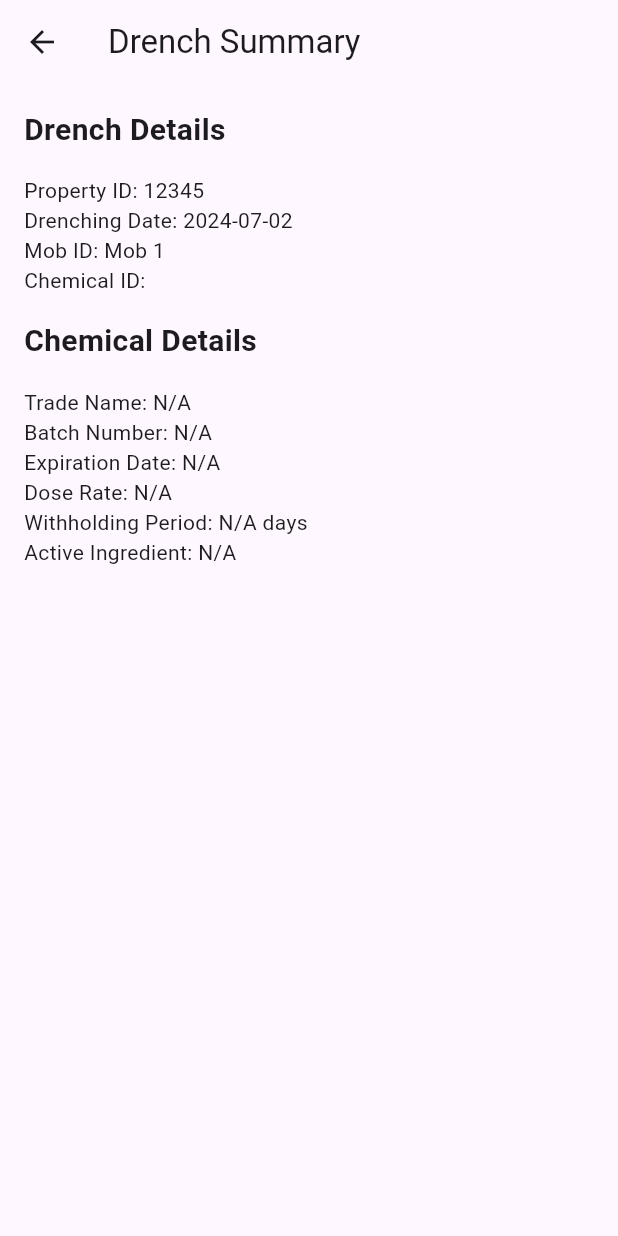
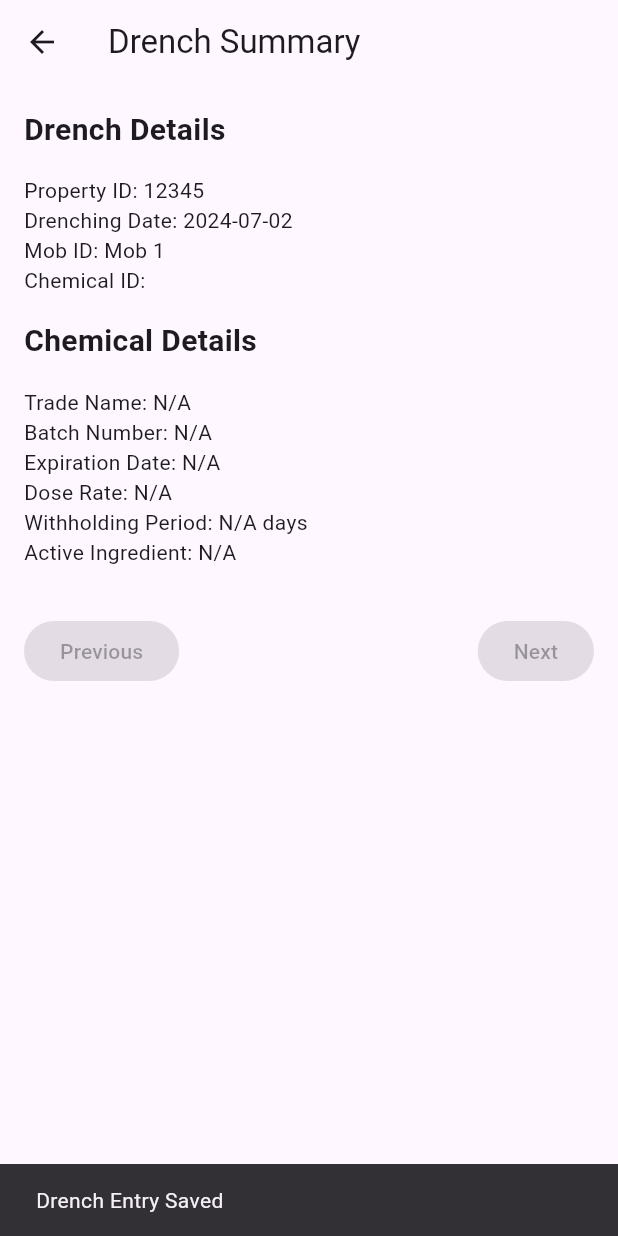
Before and after one commit to mn-nao-ren/drenchmate1017, a Flutter app: the DrenchEntryScreen screen opened by its route, after a tap on "ADD", on a phone screen of 412 x 824 dp. Run offline on Flutter 3.47's test engine with Material 3 defaults, Android fonts, the phone set to English and light mode, and no system bars; our stand-ins replace cloud_firestore, firebase_auth, firebase_core, google_fonts; accounts and stored records are empty.

Commit message:
2 July - updated drench records to firebase. added drench summary buttons

```diff
--- a/lib/presentation/screens/drench_entry_screen.dart
+++ b/lib/presentation/screens/drench_entry_screen.dart
@@ -1,6 +1,7 @@
 import 'package:flutter/material.dart';
 import 'package:provider/provider.dart';
 import 'package:drenchmate_2024/business_logic/models/chemical_provider.dart';
+import 'package:cloud_firestore/cloud_firestore.dart';
 import 'chemical_entry_screen.dart';
 import 'drench_summary_screen.dart';
 
@@ -40,6 +41,43 @@ class _DrenchEntryScreenState extends State<DrenchEntryScreen> {
       setState(() {
         _dateController.text = _formatDate(picked);
       });
+    }
+  }
+
+  Future<void> _saveDrenchDetails() async {
+    if (_formKey.currentState!.validate()) {
+      final drenchDetails = {
+        'PropertyID': _propertyIdController.text,
+        'DrenchingDate': _dateController.text,
+        'MobID': _selectedMobId,
+        'ChemicalID': _selectedChemical ?? '',
+      };
+
+      await FirebaseFirestore.instance.collection('drench_records').add(drenchDetails);
+
+      ScaffoldMessenger.of(context).showSnackBar(
+        const SnackBar(content: Text('Drench Entry Saved')),
+      );
+
+      final drenchEntries = await FirebaseFirestore.instance.collection('drench_records').get().then((snapshot) {
+        return snapshot.docs.map((doc) => doc.data() as Map<String, dynamic>).toList();
+      });
+
+      final currentIndex = drenchEntries.indexWhere((entry) =>
+          entry['PropertyID'] == drenchDetails['PropertyID'] &&
+          entry['DrenchingDate'] == drenchDetails['DrenchingDate'] &&
+          entry['MobID'] == drenchDetails['MobID'] &&
+          entry['ChemicalID'] == drenchDetails['ChemicalID']);
+
+      Navigator.push(
+        context,
+        MaterialPageRoute(
+          builder: (context) => DrenchSummaryScreen(
+            drenchEntries: drenchEntries,
+            currentIndex: currentIndex,
+          ),
+        ),
+      );
     }
   }
 
@@ -177,22 +215,7 @@ class _DrenchEntryScreenState extends State<DrenchEntryScreen> {
               ),
               const SizedBox(height: 16),
               ElevatedButton(
-                onPressed: () {
-                  if (_formKey.currentState!.validate()) {
-                    final drenchDetails = {
-                      'Property ID': _propertyIdController.text,
-                      'Drenching Date': _dateController.text,
-                      'Mob ID': _selectedMobId,
-                      'Chemical ID': _selectedChemical ?? '',
-                    };
-                    Navigator.push(
-                      context,
-                      MaterialPageRoute(
-                        builder: (context) => DrenchSummaryScreen(drenchDetails: drenchDetails),
-                      ),
-                    );
-                  }
-                },
+                onPressed: _saveDrenchDetails,
                 style: ElevatedButton.styleFrom(
                   backgroundColor: Colors.lightBlue,
                   padding: const EdgeInsets.symmetric(vertical: 16),
--- a/lib/presentation/screens/drench_summary_screen.dart
+++ b/lib/presentation/screens/drench_summary_screen.dart
@@ -3,15 +3,22 @@ import 'package:provider/provider.dart';
 import 'package:drenchmate_2024/business_logic/models/chemical_provider.dart';
 
 class DrenchSummaryScreen extends StatelessWidget {
-  final Map<String, String> drenchDetails;
+  static const String id = 'drench_summary_screen';
+  final List<Map<String, dynamic>> drenchEntries;
+  final int currentIndex;
 
-  const DrenchSummaryScreen({super.key, required this.drenchDetails});
+  const DrenchSummaryScreen({
+    super.key,
+    required this.drenchEntries,
+    required this.currentIndex,
+  });
 
   @override
   Widget build(BuildContext context) {
     final chemicalProvider = Provider.of<ChemicalProvider>(context);
+    final drenchDetails = drenchEntries[currentIndex];
     final selectedChemical = chemicalProvider.chemicals.firstWhere(
-      (chemical) => chemical['TradeName'] == drenchDetails['Chemical ID'],
+      (chemical) => chemical['TradeName'] == drenchDetails['ChemicalID'],
       orElse: () => {},
     );
 
@@ -29,10 +36,10 @@ class DrenchSummaryScreen extends StatelessWidget {
               style: TextStyle(fontSize: 20, fontWeight: FontWeight.bold),
             ),
             const SizedBox(height: 16),
-            Text('Property ID: ${drenchDetails['Property ID']}'),
-            Text('Drenching Date: ${drenchDetails['Drenching Date']}'),
-            Text('Mob ID: ${drenchDetails['Mob ID']}'),
-            Text('Chemical ID: ${drenchDetails['Chemical ID']}'),
+            Text('Property ID: ${drenchDetails['PropertyID']}'),
+            Text('Drenching Date: ${drenchDetails['DrenchingDate']}'),
+            Text('Mob ID: ${drenchDetails['MobID']}'),
+            Text('Chemical ID: ${drenchDetails['ChemicalID']}'),
             const SizedBox(height: 16),
             const Text(
               'Chemical Details',
@@ -45,6 +52,44 @@ class DrenchSummaryScreen extends StatelessWidget {
             Text('Dose Rate: ${selectedChemical['DoseRate'] ?? 'N/A'}'),
             Text('Withholding Period: ${selectedChemical['WithholdingPeriod'] ?? 'N/A'} days'),
             Text('Active Ingredient: ${selectedChemical['ActiveIngredient'] ?? 'N/A'}'),
+            const SizedBox(height: 32),
+            Row(
+              mainAxisAlignment: MainAxisAlignment.spaceBetween,
+              children: <Widget>[
+                ElevatedButton(
+                  onPressed: currentIndex > 0
+                      ? () {
+                          Navigator.pushReplacement(
+                            context,
+                            MaterialPageRoute(
+                              builder: (context) => DrenchSummaryScreen(
+                                drenchEntries: drenchEntries,
+                                currentIndex: currentIndex - 1,
+                              ),
+                            ),
+                          );
+                        }
+                      : null,
+                  child: const Text('Previous'),
+                ),
+                ElevatedButton(
+                  onPressed: currentIndex < drenchEntries.length - 1
+                      ? () {
+                          Navigator.pushReplacement(
+                            context,
+                            MaterialPageRoute(
+                              builder: (context) => DrenchSummaryScreen(
+                                drenchEntries: drenchEntries,
+                                currentIndex: currentIndex + 1,
+                              ),
+                            ),
+                          );
+                        }
+                      : null,
+                  child: const Text('Next'),
+                ),
+              ],
+            ),
           ],
         ),
       ),
```
